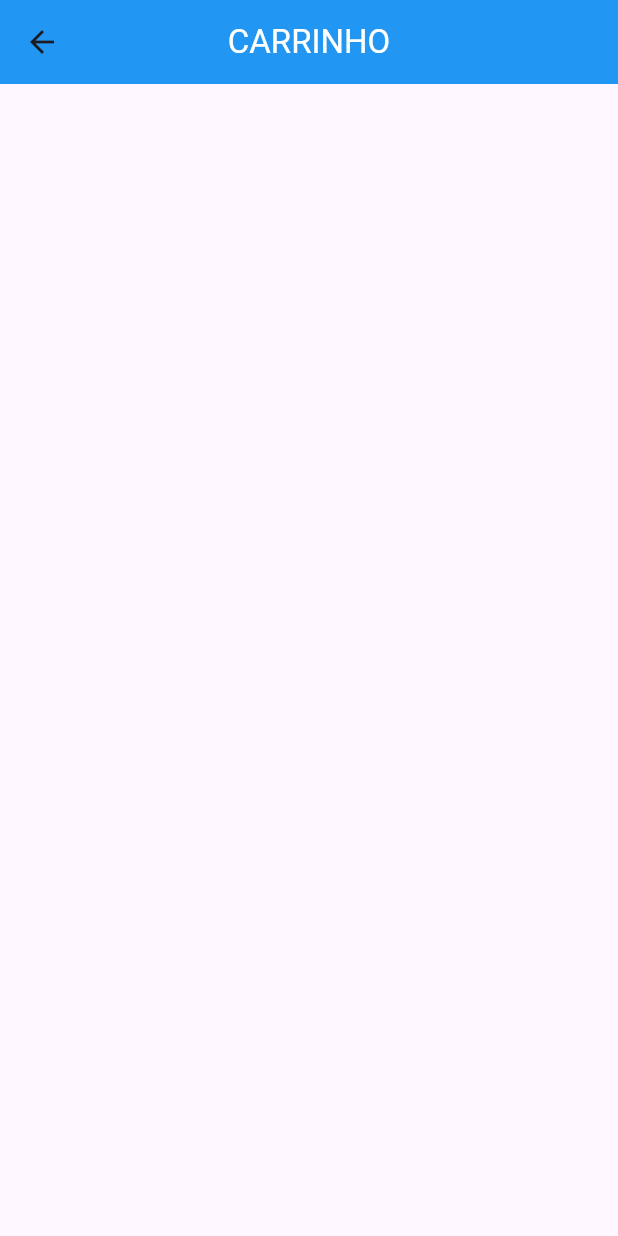
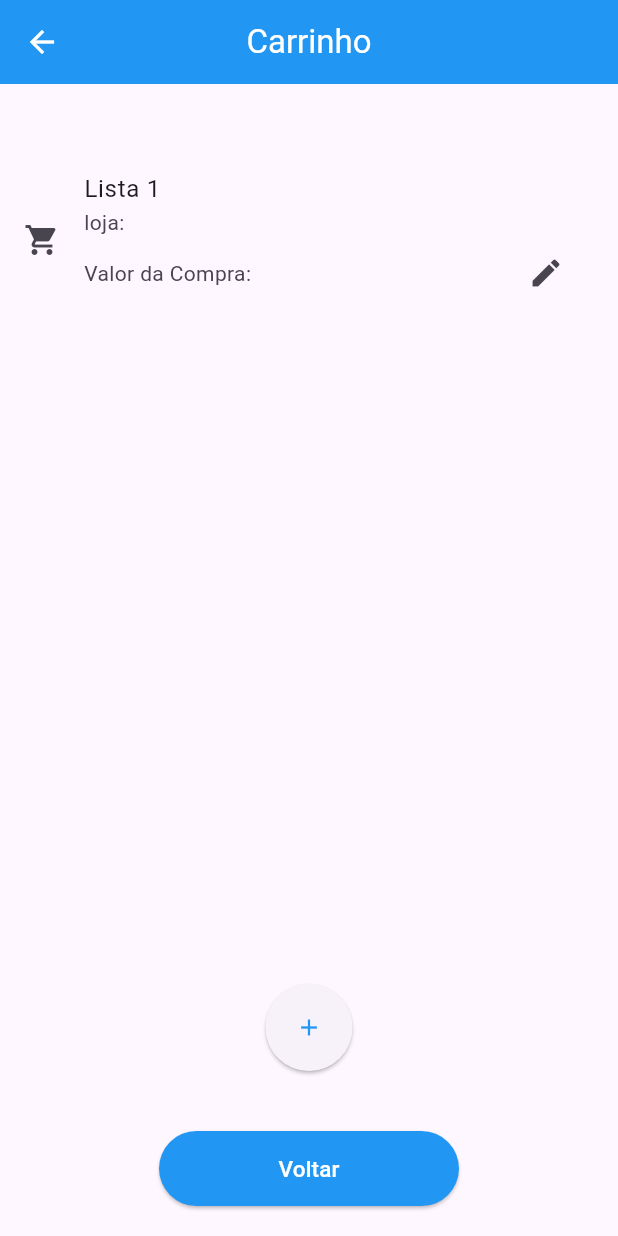
Before and after one commit to gabrielkitagawa/p1, a Flutter app: the CarrinhoView screen opened by its route, on a phone screen of 412 x 824 dp. Run offline on Flutter 3.47's test engine with Material 3 defaults, Android fonts, the phone set to English and light mode, and no system bars; our stand-ins replace device_preview.

Commit message:
15/04/2024

```diff
--- a/lib/main.dart
+++ b/lib/main.dart
@@ -4,7 +4,8 @@ import 'package:device_preview/device_preview.dart';
 import 'package:flutter_application_1/view/cadastro_view.dart';
 import 'package:flutter_application_1/view/carrinho_view.dart';
 import 'package:flutter_application_1/view/credencial_view.dart';
-import 'package:flutter_application_1/view/loja_view.dart';
+import 'package:flutter_application_1/view/lista_view.dart';
+import 'package:flutter_application_1/view/novalista_view.dart';
 import 'package:flutter_application_1/view/resenhar_view.dart';
 import 'view/login_view.dart';
 
@@ -31,8 +32,9 @@ class MainApp extends StatelessWidget {
         'cadastro': (context) => CadastroView(),
         'resenhar': (context) => ResenharView(),
         'credencial': (context) => CredencialView(),
-        'loja': (context) => LojaView(),
+        'lista': (context) => ListaView(),
         'carrinho': (context) => CarrinhoView(),
+        'novalista': (context) => NovalistaView(),
       },
     );
   }
--- a/lib/view/cadastro_view.dart
+++ b/lib/view/cadastro_view.dart
@@ -23,6 +23,7 @@ class _CadastroViewState extends State<CadastroView> {
         ),
         centerTitle: true,
         backgroundColor: Colors.blue,
+        iconTheme: IconThemeData(color: Colors.white), // Definindo a cor do ícone
       ),
       body: Padding(
         padding: EdgeInsets.fromLTRB(50, 50, 50, 50),
--- a/lib/view/carrinho_view.dart
+++ b/lib/view/carrinho_view.dart
@@ -1,38 +1,97 @@
 import 'package:flutter/material.dart';
 
 class CarrinhoView extends StatefulWidget {
-
-  const CarrinhoView({super.key});
+  const CarrinhoView({Key? key});
 
   @override
   State<CarrinhoView> createState() => _CarrinhoView();
 }
 
-var formKey = GlobalKey<FormState>();
-
-//Controladores dos Campos de Texto
-//var email = TextEditingController();
-//var senha = TextEditingController();
-
 class _CarrinhoView extends State<CarrinhoView> {
-@override
+  @override
   Widget build(BuildContext context) {
     return Scaffold(
       appBar: AppBar(
-        title: Text('CARRINHO',
+        title: Text(
+          'Carrinho',
           style: TextStyle(color: Colors.white), // Letras brancas
         ),
         centerTitle: true,
         backgroundColor: Colors.blue,
+        iconTheme: IconThemeData(color: Colors.white),
       ),
-           body: Padding(
-        padding: EdgeInsets.fromLTRB(50, 50, 50, 50),
-        child: Form(
-          key: formKey,
-          child: Column(
-            mainAxisAlignment: MainAxisAlignment.center,
-            children: []
-          )))
-      );
+      body: Column(
+        children: [
+          SizedBox(height: 50),
+          Expanded(
+            child: ListView(
+              children: <Widget>[
+                ListTile(
+                  title: Text('Lista 1'),
+                  subtitle: Column(
+                    crossAxisAlignment: CrossAxisAlignment.start,
+                    children: [
+                      Text('loja: '),
+                      Row(
+                        mainAxisAlignment: MainAxisAlignment.spaceBetween,
+                        children: [
+                          Text('Valor da Compra: '),
+                          IconButton(
+                            icon: Icon(Icons.edit),
+                            onPressed: () {
+                              // Adicione aqui a lógica para editar a lista
+                            },
+                          ),
+                        ],
+                      ),
+                    ],
+                  ),
+                  leading: Icon(Icons.shopping_cart),
+                  onLongPress: () {
+                    Navigator.pushNamed(context, '/carrinho');
+                  },
+                ),
+                // Adicione mais ListTiles conforme necessário
+              ],
+            ),
+          ),
+        ],
+      ),
+      bottomNavigationBar: Column(
+        mainAxisSize: MainAxisSize.min,
+        children: [
+          SizedBox(height: 20),
+          ElevatedButton(
+            style: ElevatedButton.styleFrom(
+              shape: CircleBorder(), // Para tornar o botão redondo
+              padding: EdgeInsets.all(20), // Espaçamento interno
+
+            ),
+            onPressed: () {
+              // Adicione aqui a lógica para criar uma nova lista de compras
+              Navigator.pushNamed(context, '/nova_lista');
+            },
+            child: Icon(Icons.add, color: Colors.blue),
+          ),
+
+          SizedBox(height: 40),
+
+          ElevatedButton(
+            style: ElevatedButton.styleFrom(
+              backgroundColor: Colors.blue,
+              minimumSize: Size(200, 50),
+            ),
+            onPressed: () {
+              Navigator.pop(context);
+            },
+            child: Text(
+              'Voltar',
+              style: TextStyle(fontSize: 15, color: Colors.white),
+            ),
+          ),
+          SizedBox(height: 20),
+        ],
+      ),
+    );
   }
 }
--- a/lib/view/credencial_view.dart
+++ b/lib/view/credencial_view.dart
@@ -23,6 +23,7 @@ class _CredencialView extends State<CredencialView> {
         ),
         centerTitle: true,
         backgroundColor: Colors.blue,
+        iconTheme: IconThemeData(color: Colors.white),
       ),
         body: Padding(
             padding: EdgeInsets.fromLTRB(50, 100, 50, 100),
--- a/lib/view/resenhar_view.dart
+++ b/lib/view/resenhar_view.dart
@@ -23,6 +23,7 @@ class _ResenharView extends State<ResenharView> {
         ),
         centerTitle: true,
         backgroundColor: Colors.blue,
+        iconTheme: IconThemeData(color: Colors.white),
       ),
       body: Padding(
         padding: EdgeInsets.fromLTRB(50, 50, 50, 50),
```
Also changed, not shown: lib/view/lista_view.dart (added, +67 -0 lines), lib/view/login_view.dart (+28 -20 lines), lib/view/loja_view.dart (deleted, +0 -56 lines), lib/view/novalista_view.dart (added, +235 -0 lines).
